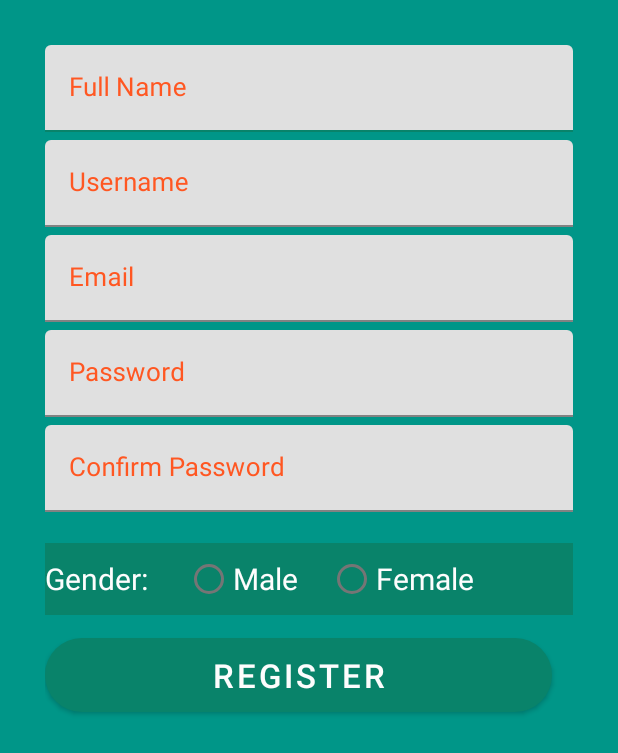
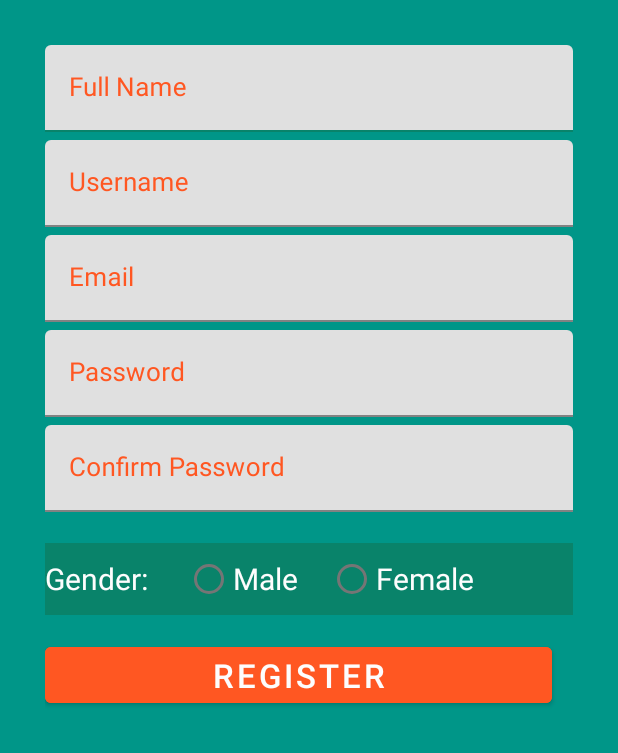
Before and after one commit to Bekzat23/lesson6_registForm, an Android app: the layout activity_main.xml on its own in the app's theme, with its tools: preview values and no code run, on a phone screen of 412 x 824 dp. Shown: the top 753 px of the screen. Run offline under Robolectric (Android 15) with nearby library versions, the phone set to English and light mode, and no system bars.

Commit message:
'finishhh'

```diff
--- a/app/src/main/res/layout/activity_main.xml
+++ b/app/src/main/res/layout/activity_main.xml
@@ -137,11 +137,10 @@
         android:layout_width="338dp"
         android:layout_height="wrap_content"
         android:layout_marginTop="15dp"
-        android:background="@drawable/button_rounded"
+        android:backgroundTint="@color/orange"
         android:text="REGISTER"
         android:textAlignment="center"
         android:textColor="@color/white"
-        android:backgroundTint="@color/black"
         android:textSize="22dp" />
 
 
```
